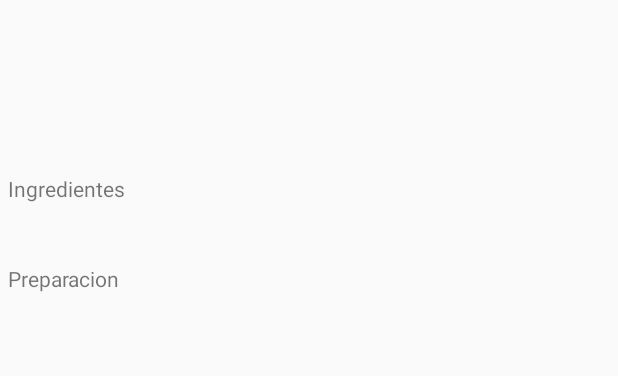
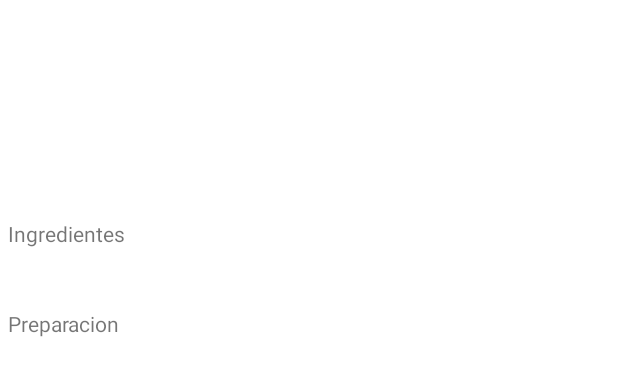
Before and after one commit to aerslevdi/cook-or-die, an Android app: the layout fragment_receta_view.xml on its own in the app's theme, with its tools: preview values and no code run, on a phone screen of 412 x 824 dp. Shown: the top 376 px of the screen. Run offline under Robolectric (Android 15) with nearby library versions, the light colour scheme and no system bars.

Commit message:
It's alive!!!

```diff
--- a/CookOrDie/app/src/main/res/layout/fragment_about_us.xml
+++ b/CookOrDie/app/src/main/res/layout/fragment_about_us.xml
@@ -3,7 +3,8 @@
     xmlns:tools="http://schemas.android.com/tools"
     android:layout_width="match_parent"
     android:layout_height="match_parent"
-    tools:context=".AboutUs">
+    tools:context=".AboutUs"
+    android:background="#ffffff">
 
     <de.hdodenhof.circleimageview.CircleImageView
         android:id="@+id/profilePic"
--- a/CookOrDie/app/src/main/res/layout/fragment_receta_view.xml
+++ b/CookOrDie/app/src/main/res/layout/fragment_receta_view.xml
@@ -1,11 +1,19 @@
 <?xml version="1.0" encoding="utf-8"?>
-<RelativeLayout xmlns:android="http://schemas.android.com/apk/res/android"
+<LinearLayout
+    xmlns:android="http://schemas.android.com/apk/res/android"
     xmlns:tools="http://schemas.android.com/tools"
     android:layout_width="match_parent"
     android:layout_height="match_parent"
-    tools:context=".RecetaView">
+    tools:context=".RecetaView"
+    android:background="#ffffff">
+    <ScrollView
+        android:layout_width="match_parent"
+        android:layout_height="match_parent">
 
-
+        <LinearLayout
+            android:layout_width="match_parent"
+            android:layout_height="match_parent"
+            android:orientation="vertical">
             <TextView
                 android:layout_width="wrap_content"
                 android:layout_height="wrap_content"
@@ -16,7 +24,6 @@
                 android:layout_height="100dp"
                 android:scaleType="centerCrop"
                 android:id="@+id/imagenView"
-            android:layout_toRightOf="@id/tituloView"
                 android:layout_margin="5dp"
                 />
 
@@ -25,12 +32,10 @@
                 android:layout_height="wrap_content"
                 android:id="@+id/tituloIngredientes"
                 android:text="@string/ingredientes"
-        android:layout_margin="5dp"
-        android:layout_below="@id/imagenView"/>
+                android:layout_margin="5dp"/>
             <TextView
                 android:layout_width="wrap_content"
                 android:layout_height="wrap_content"
-        android:layout_below="@id/tituloIngredientes"
                 android:layout_margin="5dp"
                 android:id="@+id/ingredientesView"/>
             <TextView
@@ -38,14 +43,19 @@
                 android:layout_height="wrap_content"
                 android:text="@string/preparacion"
                 android:layout_margin="5dp"
-        android:id="@+id/tituloPreparacion"
-        android:layout_below="@id/ingredientesView"/>
+                android:id="@+id/tituloPreparacion"/>
             <TextView
                 android:layout_width="wrap_content"
                 android:layout_height="wrap_content"
                 android:id="@+id/preparacionView"
-        android:layout_margin="5dp"
-        android:layout_below="@id/tituloPreparacion"/>
+                android:layout_margin="5dp"/>
+
+        </LinearLayout>
+
+    </ScrollView>
 
 
-</RelativeLayout>
+
+
+
+</LinearLayout>
--- a/CookOrDie/app/src/main/res/layout/fragment_recycler_recipe.xml
+++ b/CookOrDie/app/src/main/res/layout/fragment_recycler_recipe.xml
@@ -4,7 +4,8 @@
     android:layout_width="match_parent"
     android:layout_height="match_parent"
     tools:context=".RecyclerRecipe"
-    android:id="@+id/frameRecycler">
+    android:id="@+id/frameRecycler"
+    android:background="#FFFFFF">
 
 <android.support.v7.widget.RecyclerView
     android:id="@+id/recyclerReceta"
```
Also changed, not shown: CookOrDie/app/src/main/java/com/example/digital/cookordie/Adapter.java (+38 -5 lines), CookOrDie/app/src/main/java/com/example/digital/cookordie/MainActivity.java (+37 -1 lines), CookOrDie/app/src/main/java/com/example/digital/cookordie/RecetaView.java (+13 -7 lines), CookOrDie/app/src/main/java/com/example/digital/cookordie/RecyclerRecipe.java (+24 -5 lines). Lines whose indentation alone changed are shown as unchanged.
